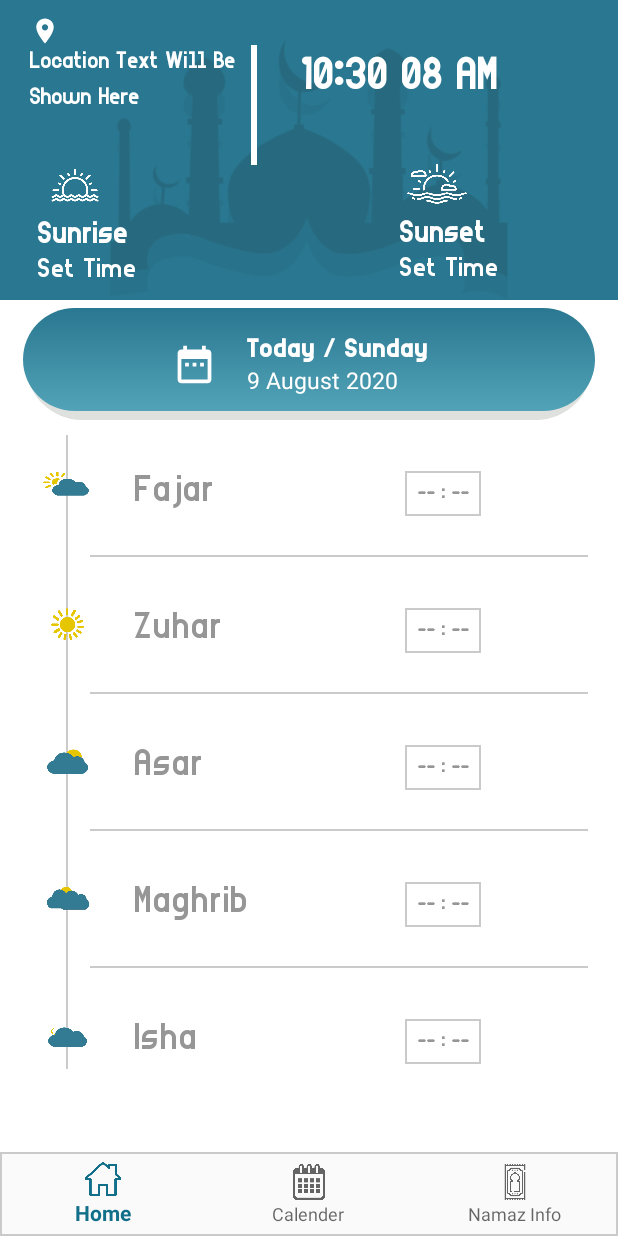
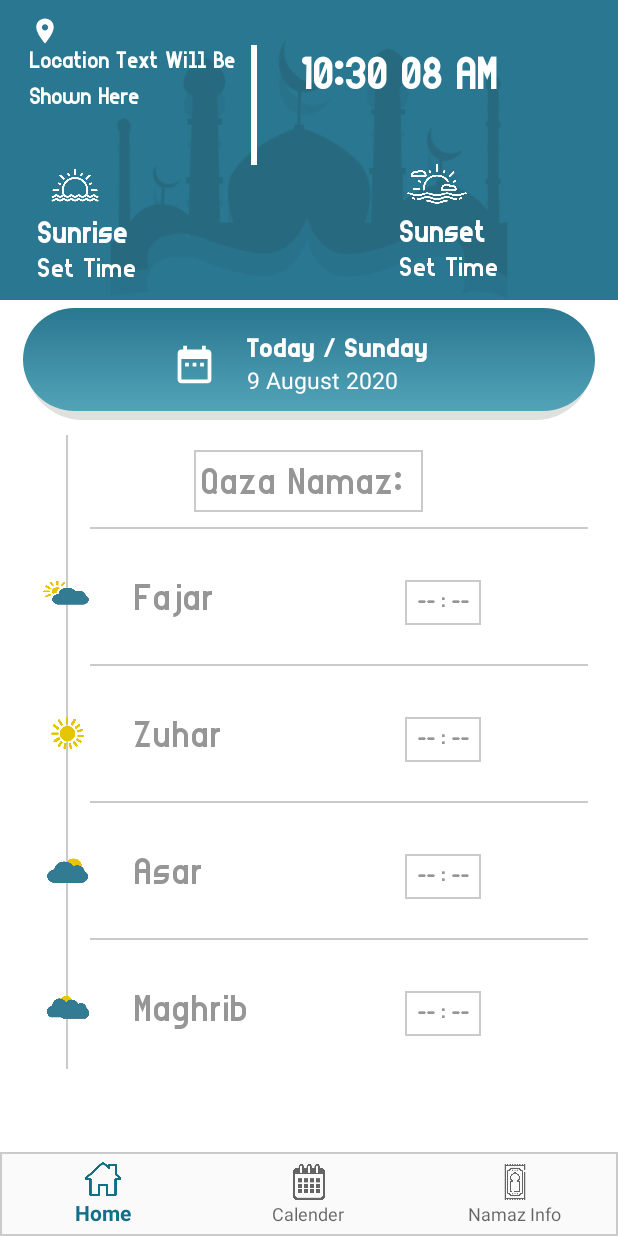
Before and after one commit to QasimRao272/Salah-Reminder, an Android app: the screen it shows after launch (MainActivity), on a phone screen of 412 x 824 dp. Run offline under Robolectric (Android 15) with nearby library versions, the phone set to English and light mode, and no system bars; our stand-ins replace AdMob, Firebase (no records; nobody signed in at launch, a user with empty details on screens opened directly), Volley; network calls fail; 8 statements that could not run were skipped.

Commit message:
Project Endes Now !

```diff
--- a/app/src/main/java/com/google/salahreminder/Fragments/CalenderFragment.java
+++ b/app/src/main/java/com/google/salahreminder/Fragments/CalenderFragment.java
@@ -7,6 +7,7 @@ import android.view.View;
 import android.view.ViewGroup;
 import android.widget.CalendarView;
 import android.widget.TextView;
+import android.widget.Toast;
 
 import androidx.annotation.NonNull;
 import androidx.annotation.Nullable;
@@ -31,6 +32,9 @@ public class CalenderFragment extends Fragment {
             public void onSelectedDayChange(@NonNull CalendarView view, int year, int month, int dayOfMonth) {
                 Intent intent = new Intent(getContext(), CalenderFurtherActivity.class);
                 intent.putExtra("date", dayOfMonth);
+                intent.putExtra("month", month);
+                intent.putExtra("year", year);
+                intent.putExtra("year", year);
                 startActivity(intent);
             }
         });
--- a/app/src/main/java/com/google/salahreminder/Fragments/HomeFragment.java
+++ b/app/src/main/java/com/google/salahreminder/Fragments/HomeFragment.java
@@ -43,6 +43,11 @@ import com.android.volley.Response;
 import com.android.volley.VolleyError;
 import com.android.volley.VolleyLog;
 import com.android.volley.toolbox.JsonObjectRequest;
+import com.google.firebase.database.DataSnapshot;
+import com.google.firebase.database.DatabaseError;
+import com.google.firebase.database.DatabaseReference;
+import com.google.firebase.database.FirebaseDatabase;
+import com.google.firebase.database.ValueEventListener;
 import com.google.salahreminder.Activities.ExecutableService;
 import com.google.salahreminder.Activities.MainActivity;
 import com.google.salahreminder.Activities.Namaz_Rakat_Activity;
@@ -54,12 +59,15 @@ import org.json.JSONException;
 import org.json.JSONObject;
 
 import java.io.IOException;
+import java.net.NetworkInterface;
 import java.text.SimpleDateFormat;
 import java.time.LocalDateTime;
 import java.time.LocalTime;
 import java.time.OffsetDateTime;
 import java.time.format.DateTimeFormatter;
+import java.util.ArrayList;
 import java.util.Calendar;
+import java.util.Collections;
 import java.util.Date;
 import java.util.List;
 import java.util.Locale;
@@ -82,6 +90,11 @@ public class HomeFragment extends Fragment {
     String month, year, date;
     String ff, zz, mm, ii, aa, sun_rise_sun, sunset_sun_set;
     TextView c_time;
+    TextView tvQazaNamaz;
+    int counter;
+    String y, m, dd;
+    List<Integer> values = new ArrayList<>();
+    int last_counter = 0;
 
     @Nullable
     @Override
@@ -90,8 +103,47 @@ public class HomeFragment extends Fragment {
 
         initialization();
 
+        // Qaza Namaz Functionality
+
+        Calendar calendar = Calendar.getInstance();
+        y = String.valueOf(calendar.get(Calendar.YEAR));
+        m = String.valueOf(calendar.get(Calendar.MONTH));
+        dd = String.valueOf(calendar.get(Calendar.DATE));
+
+        DatabaseReference refrence = FirebaseDatabase.getInstance().getReference("Offered_Prayer").child(getMacAddr());
+        refrence.addValueEventListener(new ValueEventListener() {
+            @Override
+            public void onDataChange(@NonNull DataSnapshot snapshot) {
+                ///////////////////////////////////
+                for (DataSnapshot ds1 : snapshot.getChildren()) {
+                    for (DataSnapshot ds2 : ds1.getChildren()) {
+                        for (DataSnapshot ds3 : ds2.getChildren()) {
+                            for (DataSnapshot ds4 : ds3.getChildren()) {
+                                Log.d("Value", "onDataChange: " + ds4.getValue());
+                                if (ds4.getValue().equals("No")) {
+                                    values.clear();
+                                    values.add(++counter);
+                                    Log.d("Values", "onCreateView: " + values);
+                                    tvQazaNamaz.setText("Qaza Namaz: " + values);
+                                }
+                            }
+                        }
+                    }
+                }
+
+            }
+
+            @Override
+            public void onCancelled(@NonNull DatabaseError error) {
+
+            }
+        });
+
+        ///////////////////////////////////////////////////////////////
+
         final Handler someHandler = new Handler(getMainLooper());
-        someHandler.postDelayed(new Runnable() {
+        someHandler.postDelayed(new
+                                        Runnable() {
                                             @Override
                                             public void run() {
                                                 c_time.setText(new SimpleDateFormat("hh:mm ss a", Locale.US).format(new Date()));
@@ -132,7 +184,9 @@ public class HomeFragment extends Fragment {
         // locationEnabled();
 
         //Runtime permissions
-        if (ContextCompat.checkSelfPermission(getActivity(), Manifest.permission.ACCESS_FINE_LOCATION)
+        if (ContextCompat.checkSelfPermission(
+
+                getActivity(), Manifest.permission.ACCESS_FINE_LOCATION)
                 != PackageManager.PERMISSION_GRANTED) {
             ActivityCompat.requestPermissions(getActivity(), new String[]{
                     Manifest.permission.ACCESS_FINE_LOCATION, Manifest.permission.ACCESS_COARSE_LOCATION
@@ -193,6 +247,7 @@ public class HomeFragment extends Fragment {
                 //return;
             }
         }
+
         Location myLocation = null;
         if (provider != null) {
             myLocation = locationManager.getLastKnownLocation(provider);
@@ -207,11 +262,14 @@ public class HomeFragment extends Fragment {
                 Log.d("Location", "onLocationChanged: " + address);
                 Toast.makeText(getContext(), "Location Updated!", Toast.LENGTH_SHORT).show();
             }
-        } catch (IOException e) {
+        } catch (
+                IOException e) {
             e.printStackTrace();
         }
 
-        if (getContext() != null) {
+        if (
+
+                getContext() != null) {
             String url = "http://api.aladhan.com/v1/timingsByAddress?address=" + address;
             ////
             JsonObjectRequest jsonObjReq = new JsonObjectRequest(Request.Method.GET,
@@ -482,5 +540,41 @@ public class HomeFragment extends Fragment {
         c_time = view.findViewById(R.id.c_time);
 
         prefs = getActivity().getSharedPreferences(MY_PREFS_NAME, MODE_PRIVATE);
+
+        tvQazaNamaz = view.findViewById(R.id.tvQazaNamaz);
+    }
+
+    public static String getMacAddr() {
+        try {
+            List<NetworkInterface> all = Collections.list(NetworkInterface.getNetworkInterfaces());
+            for (NetworkInterface nif : all) {
+                if (!nif.getName().equalsIgnoreCase("wlan0")) continue;
+
+                byte[] macBytes = nif.getHardwareAddress();
+                if (macBytes == null) {
+                    return "";
+                }
+
+                StringBuilder res1 = new StringBuilder();
+                for (byte b : macBytes) {
+                    res1.append(Integer.toHexString(b & 0xFF) + ":");
+                }
+
+                if (res1.length() > 0) {
+                    res1.deleteCharAt(res1.length() - 1);
+                }
+                return res1.toString();
+            }
+        } catch (Exception ex) {
+            //handle exception
+            ex.printStackTrace();
+        }
+        return "";
+    }
+
+    public void function(int i) {
+        DatabaseReference refRefrence = FirebaseDatabase.getInstance().getReference("Offered_Prayer")
+                .child(getMacAddr());
+        refRefrence.child("Counter").setValue(i);
     }
 }
--- a/app/src/main/res/layout/fragment_home.xml
+++ b/app/src/main/res/layout/fragment_home.xml
@@ -244,10 +244,31 @@
                 android:layout_height="wrap_content"
                 android:orientation="vertical">
 
+                <TextView
+                    android:id="@+id/tvQazaNamaz"
+                    android:layout_width="wrap_content"
+                    android:layout_height="wrap_content"
+                    android:layout_gravity="center"
+                    android:layout_marginTop="20dp"
+                    android:background="@drawable/border"
+                    android:fontFamily="@font/arialnarrow7"
+                    android:padding="5dp"
+                    android:text="Qaza Namaz: "
+                    android:textColor="@color/texr_color"
+                    android:textSize="25sp" />
+
+                <TextView
+                    android:layout_width="match_parent"
+                    android:layout_height="1dp"
+                    android:layout_marginLeft="50dp"
+                    android:layout_marginTop="10dp"
+                    android:layout_marginRight="10dp"
+                    android:layout_marginBottom="10dp"
+                    android:background="@color/silver" />
+
                 <LinearLayout
                     android:layout_width="match_parent"
-                    android:layout_height="wrap_content"
-                    android:layout_marginTop="10dp">
+                    android:layout_height="wrap_content">
 
                     <ImageView
                         android:layout_width="50dp"
```
Also changed, not shown: app/src/main/java/com/google/salahreminder/Activities/CalenderFurtherActivity.java (+6 -4 lines), app/src/main/res/drawable/set_timing_shape.xml (+4 -5 lines). Lines whose indentation alone changed are shown as unchanged.
